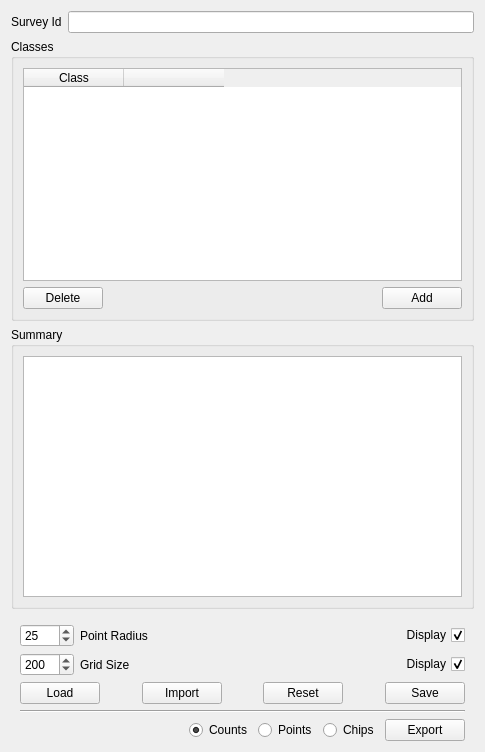
Above: ddg/point_widget.ui from persts/DotDotGoose before the change. Below: the same form after it.
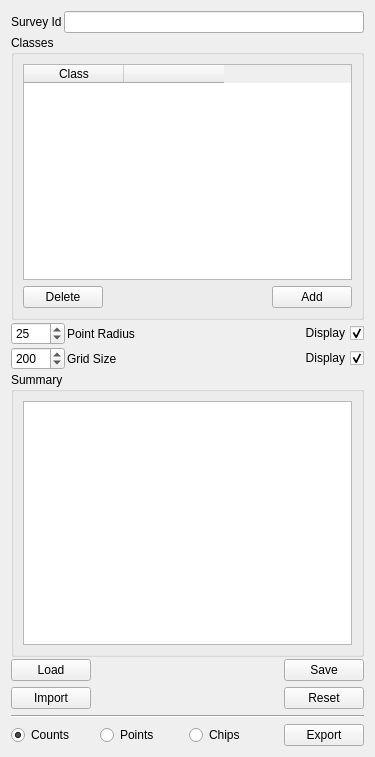
That is the form after the change. Icons and pictures are not drawn.

The edit to the form file:
```diff
--- a/ddg/point_widget.ui
+++ b/ddg/point_widget.ui
@@ -6,14 +6,17 @@
    <rect>
     <x>0</x>
     <y>0</y>
-    <width>485</width>
-    <height>752</height>
+    <width>375</width>
+    <height>757</height>
    </rect>
   </property>
   <property name="windowTitle">
    <string>Form</string>
   </property>
   <layout class="QVBoxLayout" name="verticalLayout_4">
+   <property name="spacing">
+    <number>2</number>
+   </property>
    <item>
     <layout class="QHBoxLayout" name="horizontalLayout_4">
      <item>
@@ -121,24 +124,6 @@
     </widget>
    </item>
    <item>
-    <widget class="QGroupBox" name="groupBox">
-     <property name="title">
-      <string>Summary</string>
-     </property>
-     <layout class="QVBoxLayout" name="verticalLayout_2">
-      <item>
-       <widget class="QTreeView" name="treeView"/>
-      </item>
-     </layout>
-    </widget>
-   </item>
-   <item>
-    <widget class="QFrame" name="frame_2">
-     <layout class="QVBoxLayout" name="verticalLayout_3">
-      <property name="bottomMargin">
-       <number>0</number>
-      </property>
-      <item>
        <layout class="QGridLayout" name="gridLayout">
         <item row="0" column="0">
          <widget class="QSpinBox" name="spinBoxPointRadius">
@@ -238,7 +223,108 @@
        </layout>
       </item>
       <item>
+    <widget class="QGroupBox" name="groupBox">
+     <property name="title">
+      <string>Summary</string>
+     </property>
+     <layout class="QVBoxLayout" name="verticalLayout_2">
+      <item>
+       <widget class="QTreeView" name="treeView"/>
+      </item>
+     </layout>
+    </widget>
+   </item>
+   <item>
+    <widget class="QFrame" name="frame_2">
+     <layout class="QVBoxLayout" name="verticalLayout_3">
+      <property name="leftMargin">
+       <number>0</number>
+      </property>
+      <property name="topMargin">
+       <number>0</number>
+      </property>
+      <property name="rightMargin">
+       <number>0</number>
+      </property>
+      <property name="bottomMargin">
+       <number>0</number>
+      </property>
+      <item>
        <layout class="QGridLayout" name="gridLayout_2">
+        <item row="1" column="1">
+         <spacer name="horizontalSpacer_7">
+          <property name="orientation">
+           <enum>Qt::Horizontal</enum>
+          </property>
+          <property name="sizeHint" stdset="0">
+           <size>
+            <width>40</width>
+            <height>20</height>
+           </size>
+          </property>
+         </spacer>
+        </item>
+        <item row="3" column="0" colspan="2">
+         <layout class="QHBoxLayout" name="horizontalLayout">
+          <item>
+           <widget class="QRadioButton" name="radioButtonCounts">
+            <property name="text">
+             <string>Counts</string>
+            </property>
+            <property name="checked">
+             <bool>true</bool>
+            </property>
+           </widget>
+          </item>
+          <item>
+           <widget class="QRadioButton" name="radioButtonPoints">
+            <property name="text">
+             <string>Points</string>
+            </property>
+           </widget>
+          </item>
+          <item>
+           <widget class="QRadioButton" name="radioButtonChips">
+            <property name="text">
+             <string>Chips</string>
+            </property>
+           </widget>
+          </item>
+         </layout>
+        </item>
+        <item row="3" column="3">
+         <widget class="QPushButton" name="pushButtonExport">
+          <property name="toolTip">
+           <string>Export</string>
+          </property>
+          <property name="text">
+           <string>Export</string>
+          </property>
+          <property name="icon">
+           <iconset resource="../icons/ddg.qrc">
+            <normaloff>:/icons/export.svg</normaloff>:/icons/export.svg</iconset>
+          </property>
+          <property name="iconSize">
+           <size>
+            <width>24</width>
+            <height>24</height>
+           </size>
+          </property>
+         </widget>
+        </item>
+        <item row="0" column="1">
+         <spacer name="horizontalSpacer_3">
+          <property name="orientation">
+           <enum>Qt::Horizontal</enum>
+          </property>
+          <property name="sizeHint" stdset="0">
+           <size>
+            <width>40</width>
+            <height>20</height>
+           </size>
+          </property>
+         </spacer>
+        </item>
         <item row="0" column="0">
          <widget class="QPushButton" name="pushButtonLoadPoints">
           <property name="toolTip">
@@ -259,20 +345,7 @@
           </property>
          </widget>
         </item>
-        <item row="0" column="1">
-         <spacer name="horizontalSpacer_7">
-          <property name="orientation">
-           <enum>Qt::Horizontal</enum>
-          </property>
-          <property name="sizeHint" stdset="0">
-           <size>
-            <width>40</width>
-            <height>20</height>
-           </size>
-          </property>
-         </spacer>
-        </item>
-        <item row="0" column="2">
+        <item row="1" column="0">
          <widget class="QPushButton" name="pushButtonImport">
           <property name="toolTip">
            <string>Import classes and custom field from existing point file.</string>
@@ -292,20 +365,14 @@
           </property>
          </widget>
         </item>
-        <item row="0" column="3">
-         <spacer name="horizontalSpacer_3">
+        <item row="2" column="0" colspan="4">
+         <widget class="Line" name="line">
           <property name="orientation">
            <enum>Qt::Horizontal</enum>
           </property>
-          <property name="sizeHint" stdset="0">
-           <size>
-            <width>40</width>
-            <height>20</height>
-           </size>
-          </property>
-         </spacer>
+         </widget>
         </item>
-        <item row="0" column="4">
+        <item row="1" column="3">
          <widget class="QPushButton" name="pushButtonReset">
           <property name="toolTip">
            <string>Reset point file.</string>
@@ -325,20 +392,7 @@
           </property>
          </widget>
         </item>
-        <item row="0" column="5">
-         <spacer name="horizontalSpacer_5">
-          <property name="orientation">
-           <enum>Qt::Horizontal</enum>
-          </property>
-          <property name="sizeHint" stdset="0">
-           <size>
-            <width>40</width>
-            <height>20</height>
-           </size>
-          </property>
-         </spacer>
-        </item>
-        <item row="0" column="6">
+        <item row="0" column="3">
          <widget class="QPushButton" name="pushButtonSave">
           <property name="toolTip">
            <string>Save point file.</string>
@@ -358,74 +412,6 @@
           </property>
          </widget>
         </item>
-        <item row="1" column="0" colspan="7">
-         <widget class="Line" name="line">
-          <property name="orientation">
-           <enum>Qt::Horizontal</enum>
-          </property>
-         </widget>
-        </item>
-        <item row="2" column="6">
-         <widget class="QPushButton" name="pushButtonExport">
-          <property name="toolTip">
-           <string>Export</string>
-          </property>
-          <property name="text">
-           <string>Export</string>
-          </property>
-          <property name="icon">
-           <iconset resource="../icons/ddg.qrc">
-            <normaloff>:/icons/export.svg</normaloff>:/icons/export.svg</iconset>
-          </property>
-          <property name="iconSize">
-           <size>
-            <width>24</width>
-            <height>24</height>
-           </size>
-          </property>
-         </widget>
-        </item>
-        <item row="2" column="0" colspan="6">
-         <layout class="QHBoxLayout" name="horizontalLayout">
-          <item>
-           <spacer name="horizontalSpacer_6">
-            <property name="orientation">
-             <enum>Qt::Horizontal</enum>
-            </property>
-            <property name="sizeHint" stdset="0">
-             <size>
-              <width>40</width>
-              <height>20</height>
-             </size>
-            </property>
-           </spacer>
-          </item>
-          <item>
-           <widget class="QRadioButton" name="radioButtonCounts">
-            <property name="text">
-             <string>Counts</string>
-            </property>
-            <property name="checked">
-             <bool>true</bool>
-            </property>
-           </widget>
-          </item>
-          <item>
-           <widget class="QRadioButton" name="radioButtonPoints">
-            <property name="text">
-             <string>Points</string>
-            </property>
-           </widget>
-          </item>
-          <item>
-           <widget class="QRadioButton" name="radioButtonChips">
-            <property name="text">
-             <string>Chips</string>
-            </property>
-           </widget>
-          </item>
-         </layout>
-        </item>
        </layout>
       </item>
      </layout>
```
Lines whose indentation alone changed are shown as unchanged.
